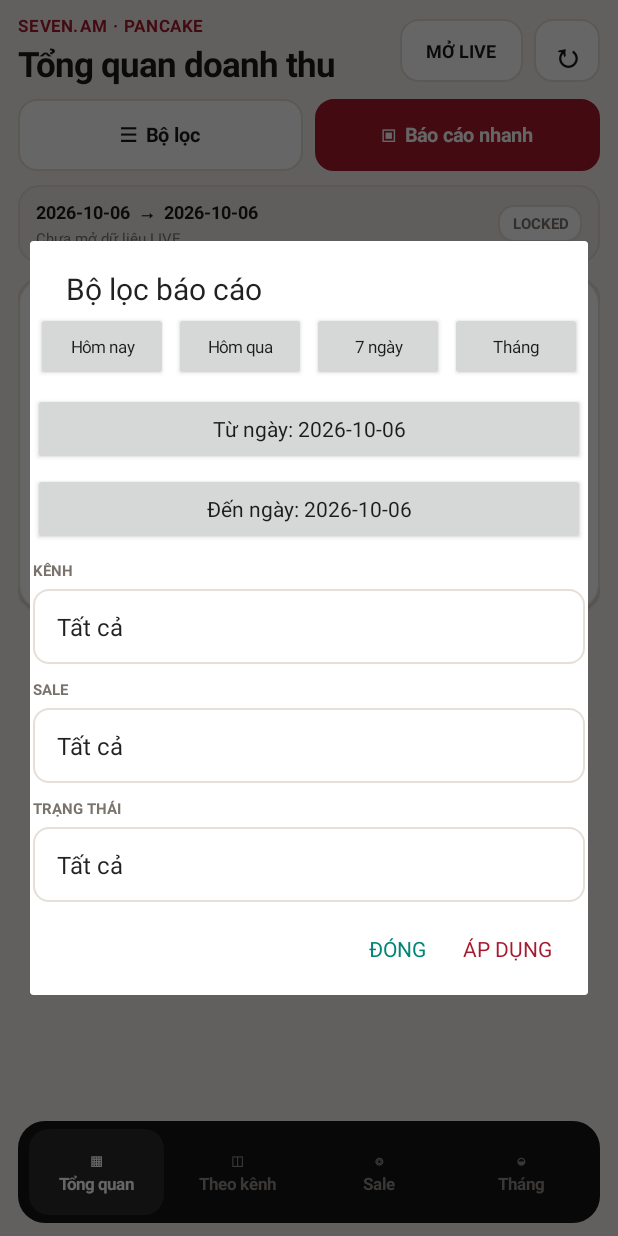
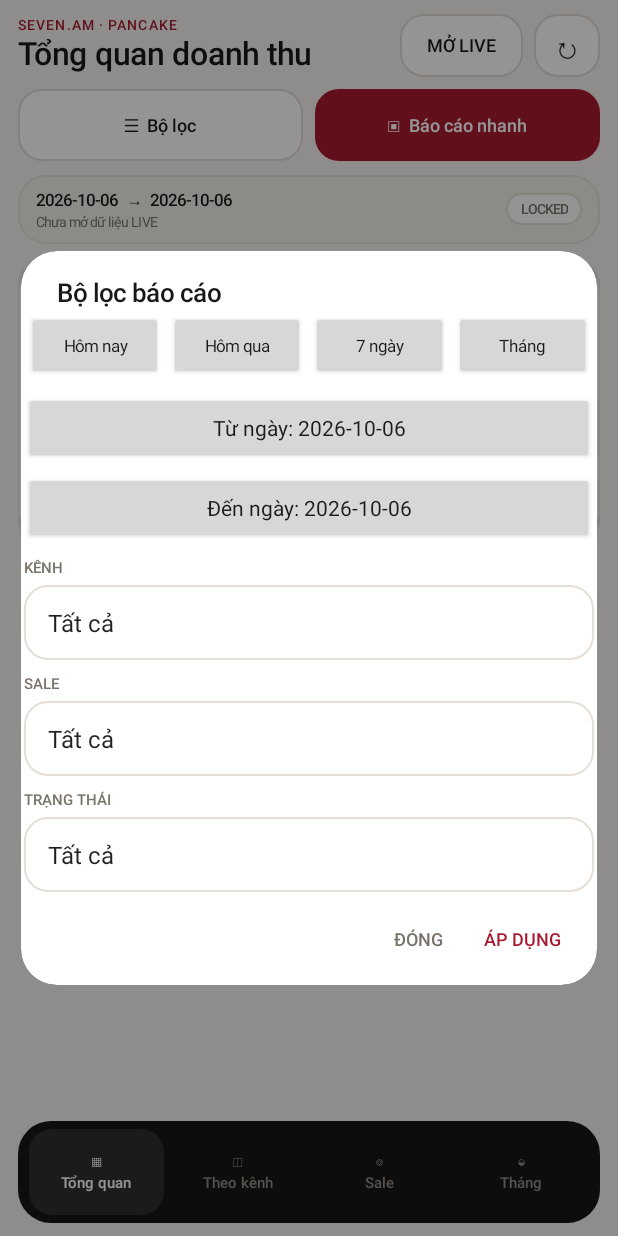
Before and after one commit to zxcvbnm22121/BaoCao, an Android app: the screen it shows after launch (MainActivity), after a tap on "☰ Bộ lọc", on a phone screen of 412 x 824 dp. Run offline under Robolectric (Android 15) with nearby library versions, the light colour scheme and no system bars; pictures from the network do not load.

Commit message:
Refine native Android typography cards and rounded dialogs

```diff
--- a/android-pancake/app/src/main/java/vn/sevenam/pancakedashboard/MainActivity.java
+++ b/android-pancake/app/src/main/java/vn/sevenam/pancakedashboard/MainActivity.java
@@ -10,6 +10,7 @@ import android.content.SharedPreferences;
 import android.graphics.Color;
 import android.graphics.Typeface;
 import android.graphics.drawable.GradientDrawable;
+import android.graphics.drawable.ColorDrawable;
 import android.os.Bundle;
 import android.os.Build;
 import android.graphics.Insets;
@@ -144,11 +145,11 @@ public class MainActivity extends Activity {
         headerText.setOrientation(LinearLayout.VERTICAL);
         header.addView(headerText, new LinearLayout.LayoutParams(0, LinearLayout.LayoutParams.WRAP_CONTENT, 1f));
 
-        TextView eyebrow = text("SEVEN.AM · PANCAKE", 11, RED, true);
+        TextView eyebrow = text("SEVEN.AM · PANCAKE", 9.5f, RED, true);
         eyebrow.setLetterSpacing(.08f);
         headerText.addView(eyebrow);
 
-        titleView = text("Tổng quan doanh thu", 23, INK, true);
+        titleView = text("Tổng quan doanh thu", 21, INK, true);
         titleView.setPadding(0, dp(2), 0, 0);
         headerText.addView(titleView);
 
@@ -162,7 +163,7 @@ public class MainActivity extends Activity {
         headerActions.addView(liveChip, actionLp(dp(82)));
 
         TextView refresh = actionText("↻", false);
-        refresh.setTextSize(22);
+        refresh.setTextSize(20);
         refresh.setOnClickListener(v -> {
             if (livePassword == null || livePassword.isEmpty()) {
                 showUnlockDialog();
@@ -210,7 +211,7 @@ public class MainActivity extends Activity {
         LinearLayout bottom = new LinearLayout(this);
         bottom.setOrientation(LinearLayout.HORIZONTAL);
         bottom.setGravity(Gravity.CENTER);
-        bottom.setBackground(rounded(Color.rgb(20, 20, 20), Color.TRANSPARENT, 0, 18));
+        bottom.setBackground(rounded(Color.rgb(24, 23, 22), Color.TRANSPARENT, 0, 22));
         bottom.setPadding(dp(5), dp(5), dp(5), dp(5));
         LinearLayout.LayoutParams bottomLp = new LinearLayout.LayoutParams(
                 LinearLayout.LayoutParams.MATCH_PARENT, dp(68)
@@ -229,8 +230,8 @@ public class MainActivity extends Activity {
         TextView item = new TextView(this);
         item.setText(icon + "\n" + label);
         item.setGravity(Gravity.CENTER);
-        item.setTextSize(11);
-        item.setTypeface(Typeface.DEFAULT, Typeface.BOLD);
+        item.setTextSize(10);
+        item.setTypeface(Typeface.create("sans-serif-medium", Typeface.NORMAL));
         item.setLineSpacing(dp(2), 1f);
         item.setTag(view);
         item.setOnClickListener(v -> {
@@ -249,7 +250,7 @@ public class MainActivity extends Activity {
             boolean active = currentView.equals(String.valueOf(item.getTag()));
             item.setTextColor(active ? Color.WHITE : Color.rgb(145, 139, 134));
             item.setBackground(active
-                    ? rounded(Color.rgb(43, 43, 43), Color.TRANSPARENT, 0, 13)
+                    ? rounded(Color.rgb(49, 47, 45), Color.TRANSPARENT, 0, 15)
                     : null);
         }
     }
@@ -287,26 +288,26 @@ public class MainActivity extends Activity {
         box.setOrientation(LinearLayout.HORIZONTAL);
         box.setGravity(Gravity.CENTER_VERTICAL);
         box.setPadding(dp(12), dp(9), dp(12), dp(9));
-        box.setBackground(rounded(Color.rgb(239, 235, 230), Color.rgb(226, 219, 211), 1, 13));
+        box.setBackground(rounded(Color.rgb(241, 238, 234), Color.rgb(229, 224, 218), 1, 18));
 
         LinearLayout left = new LinearLayout(this);
         left.setOrientation(LinearLayout.VERTICAL);
-        TextView period = text(fromDate + "  →  " + toDate, 12, INK, true);
+        TextView period = text(fromDate + "  →  " + toDate, 11, INK, true);
         left.addView(period);
 
         String summary = dashboard == null
                 ? "Chưa mở dữ liệu LIVE"
                 : num(filteredRows().size()) + " đơn · đã loại Huỷ/Xoá + Đơn đổi";
-        TextView sub = text(summary, 10, MUTED, false);
+        TextView sub = text(summary, 9, MUTED, false);
         sub.setPadding(0, dp(2), 0, 0);
         left.addView(sub);
 
         box.addView(left, new LinearLayout.LayoutParams(0, LinearLayout.LayoutParams.WRAP_CONTENT, 1f));
 
-        TextView badge = text(dashboard == null ? "LOCKED" : "LIVE", 10, dashboard == null ? MUTED : GREEN, true);
+        TextView badge = text(dashboard == null ? "LOCKED" : "LIVE", 9, dashboard == null ? MUTED : GREEN, true);
         badge.setGravity(Gravity.CENTER);
         badge.setPadding(dp(9), dp(5), dp(9), dp(5));
-        badge.setBackground(rounded(Color.WHITE, dashboard == null ? LINE : Color.rgb(199, 226, 211), 1, 10));
+        badge.setBackground(rounded(Color.WHITE, dashboard == null ? LINE : Color.rgb(199, 226, 211), 1, 13));
         box.addView(badge);
 
         LinearLayout.LayoutParams lp = fullLp();
@@ -323,12 +324,12 @@ public class MainActivity extends Activity {
         icon.setGravity(Gravity.CENTER);
         locked.addView(icon);
 
-        TextView h = text("Mở dữ liệu Pancake LIVE", 19, INK, true);
+        TextView h = text("Mở dữ liệu Pancake LIVE", 17, INK, true);
         h.setGravity(Gravity.CENTER);
         h.setPadding(0, dp(8), 0, 0);
         locked.addView(h);
 
-        TextView p = text("Nhập mật khẩu dashboard để app tải và giải mã dữ liệu trực tiếp.", 13, MUTED, false);
+        TextView p = text("Nhập mật khẩu dashboard để app tải và giải mã dữ liệu trực tiếp.", 11, MUTED, false);
         p.setGravity(Gravity.CENTER);
         p.setPadding(0, dp(6), 0, dp(14));
         locked.addView(p);
@@ -405,8 +406,8 @@ public class MainActivity extends Activity {
             top.setOrientation(LinearLayout.HORIZONTAL);
             top.setGravity(Gravity.CENTER_VERTICAL);
             top.setPadding(0, dp(6), 0, dp(3));
-            TextView l = text(labels[i], 12, INK, true);
-            TextView v = text(compact(value) + "  ·  " + rr.size() + " đơn", 11, MUTED, true);
+            TextView l = text(labels[i], 11, INK, true);
+            TextView v = text(compact(value) + "  ·  " + rr.size() + " đơn", 10, MUTED, true);
             v.setGravity(Gravity.END);
             top.addView(l, new LinearLayout.LayoutParams(0, LinearLayout.LayoutParams.WRAP_CONTENT, 1f));
             top.addView(v);
@@ -430,9 +431,9 @@ public class MainActivity extends Activity {
         for (int i = 0; i < limit; i++) {
             NamedStats n = groups.get(i);
             LinearLayout box = compactCard();
-            TextView name = text(n.name, 14, INK, true);
-            TextView val = text(compact(n.stats.createdRevenue), 18, RED, true);
-            TextView sub = text(num(n.stats.orders) + " đơn · TC " + compact(n.stats.successfulRevenue), 10, MUTED, false);
+            TextView name = text(n.name, 13, INK, true);
+            TextView val = text(compact(n.stats.createdRevenue), 16.5f, RED, true);
+            TextView sub = text(num(n.stats.orders) + " đơn · TC " + compact(n.stats.successfulRevenue), 9, MUTED, false);
             sub.setPadding(0, dp(4), 0, 0);
             box.addView(name);
             box.addView(val);
@@ -460,8 +461,8 @@ public class MainActivity extends Activity {
 
         LinearLayout box = card();
         box.setPadding(dp(14), dp(12), dp(14), dp(13));
-        box.addView(text("Doanh số tháng", 11, MUTED, true));
-        TextView value = text(compact(s.createdRevenue), 25, INK, true);
+        box.addView(text("Doanh số tháng", 9, MUTED, true));
+        TextView value = text(compact(s.createdRevenue), 22, INK, true);
         value.setPadding(0, dp(4), 0, dp(10));
         box.addView(value);
 
@@ -487,7 +488,7 @@ public class MainActivity extends Activity {
         LinearLayout top = new LinearLayout(this);
         top.setOrientation(LinearLayout.HORIZONTAL);
         TextView l = text(label, 12, INK, false);
-        TextView v = text(value, 12, INK, true);
+        TextView v = text(value, 11, INK, true);
         v.setGravity(Gravity.END);
         top.addView(l, new LinearLayout.LayoutParams(0, LinearLayout.LayoutParams.WRAP_CONTENT, 1f));
         top.addView(v);
@@ -522,8 +523,8 @@ public class MainActivity extends Activity {
             LinearLayout head = new LinearLayout(this);
             head.setOrientation(LinearLayout.HORIZONTAL);
             head.setGravity(Gravity.CENTER_VERTICAL);
-            TextView name = text(n.name, 17, INK, true);
-            TextView revenue = text(compact(n.stats.createdRevenue), 19, RED, true);
+            TextView name = text(n.name, 15.5f, INK, true);
+            TextView revenue = text(compact(n.stats.createdRevenue), 17, RED, true);
             revenue.setGravity(Gravity.END);
             head.addView(name, new LinearLayout.LayoutParams(0, LinearLayout.LayoutParams.WRAP_CONTENT, 1f));
             head.addView(revenue);
@@ -606,8 +607,8 @@ public class MainActivity extends Activity {
 
             LinearLayout head = new LinearLayout(this);
             head.setOrientation(LinearLayout.HORIZONTAL);
-            TextView name = text("#" + rank + "  " + n.name, 17, INK, true);
-            TextView rev = text(compact(n.stats.createdRevenue), 19, RED, true);
+            TextView name = text("#" + rank + "  " + n.name, 15.5f, INK, true);
+            TextView rev = text(compact(n.stats.createdRevenue), 17, RED, true);
             rev.setGravity(Gravity.END);
             head.addView(name, new LinearLayout.LayoutParams(0, LinearLayout.LayoutParams.WRAP_CONTENT, 1f));
             head.addView(rev);
@@ -684,8 +685,8 @@ public class MainActivity extends Activity {
             LinearLayout box = compactCard();
             LinearLayout head = new LinearLayout(this);
             head.setOrientation(LinearLayout.HORIZONTAL);
-            TextView date = text(String.format(Locale.US, "%02d", d) + "/" + month.substring(5), 14, INK, true);
-            TextView revenue = text(compact(s.createdRevenue), 17, RED, true);
+            TextView date = text(String.format(Locale.US, "%02d", d) + "/" + month.substring(5), 13, INK, true);
+            TextView revenue = text(compact(s.createdRevenue), 15.5f, RED, true);
             revenue.setGravity(Gravity.END);
             head.addView(date, new LinearLayout.LayoutParams(0, LinearLayout.LayoutParams.WRAP_CONTENT, 1f));
             head.addView(revenue);
@@ -752,6 +753,7 @@ public class MainActivity extends Activity {
         });
         dialog.getWindow();
         dialog.show();
+        styleDialog(dialog);
         if (dialog.getWindow() != null) {
             dialog.getWindow().setSoftInputMode(
                     WindowManager.LayoutParams.SOFT_INPUT_ADJUST_RESIZE |
@@ -888,6 +890,7 @@ public class MainActivity extends Activity {
                 })
                 .create();
         dialog.show();
+        styleDialog(dialog);
         dialog.getButton(AlertDialog.BUTTON_POSITIVE).setTextColor(RED);
     }
 
@@ -992,6 +995,7 @@ public class MainActivity extends Activity {
         });
 
         dialog.show();
+        styleDialog(dialog);
     }
 
     private void showTargetDialog() {
@@ -1148,7 +1152,7 @@ public class MainActivity extends Activity {
         adapter.setDropDownViewResource(android.R.layout.simple_spinner_dropdown_item);
         spinner.setAdapter(adapter);
         spinner.setPadding(dp(8), 0, dp(8), 0);
-        spinner.setBackground(rounded(Color.WHITE, LINE, 1, 10));
+        spinner.setBackground(rounded(Color.WHITE, LINE, 1, 15));
         return spinner;
     }
 
@@ -1176,11 +1180,11 @@ public class MainActivity extends Activity {
 
     private EditText numberInput() {
         EditText e = new EditText(this);
-        e.setTextSize(16);
+        e.setTextSize(14);
         e.setSingleLine(true);
         e.setInputType(InputType.TYPE_CLASS_NUMBER);
         e.setPadding(dp(10), dp(8), dp(10), dp(8));
-        e.setBackground(rounded(Color.WHITE, LINE, 1, 10));
+        e.setBackground(rounded(Color.WHITE, LINE, 1, 15));
         return e;
     }
 
@@ -1189,7 +1193,7 @@ public class MainActivity extends Activity {
         row.setOrientation(LinearLayout.HORIZONTAL);
         row.setGravity(Gravity.CENTER_VERTICAL);
         row.setPadding(0, dp(5), 0, dp(5));
-        TextView l = text(label, 13, INK, true);
+        TextView l = text(label, 11.5f, INK, true);
         row.addView(l, new LinearLayout.LayoutParams(0, LinearLayout.LayoutParams.WRAP_CONTENT, 1f));
         LinearLayout.LayoutParams vp = new LinearLayout.LayoutParams(dp(150), dp(48));
         row.addView(value, vp);
@@ -1197,7 +1201,7 @@ public class MainActivity extends Activity {
     }
 
     private TextView quickValue(String value) {
-        TextView t = text(value, 17, INK, true);
+        TextView t = text(value, 15, INK, true);
         t.setGravity(Gravity.CENTER_VERTICAL | Gravity.END);
         return t;
     }
@@ -1220,8 +1224,8 @@ public class MainActivity extends Activity {
 
         LinearLayout left = new LinearLayout(this);
         left.setOrientation(LinearLayout.VERTICAL);
-        TextView la = text(labelA, 10, MUTED, false);
-        TextView va = text(valueA, 13, INK, true);
+        TextView la = text(labelA, 9, MUTED, false);
+        TextView va = text(valueA, 12, INK, true);
         va.setPadding(0, dp(2), 0, 0);
         left.addView(la);
         left.addView(va);
@@ -1229,9 +1233,9 @@ public class MainActivity extends Activity {
         LinearLayout right = new LinearLayout(this);
         right.setOrientation(LinearLayout.VERTICAL);
         right.setGravity(Gravity.END);
-        TextView lb = text(labelB, 10, MUTED, false);
+        TextView lb = text(labelB, 9, MUTED, false);
         lb.setGravity(Gravity.END);
-        TextView vb = text(valueB, 13, INK, true);
+        TextView vb = text(valueB, 12, INK, true);
         vb.setGravity(Gravity.END);
         vb.setPadding(0, dp(2), 0, 0);
         right.addView(lb);
@@ -1247,7 +1251,7 @@ public class MainActivity extends Activity {
         row.setOrientation(LinearLayout.HORIZONTAL);
         row.setGravity(Gravity.CENTER_VERTICAL);
         row.setPadding(0, dp(6), 0, 0);
-        TextView l = text(label, 11, MUTED, false);
+        TextView l = text(label, 10, MUTED, false);
         TextView v = text(value, 12, INK, true);
         v.setGravity(Gravity.END);
         row.addView(l, new LinearLayout.LayoutParams(0, LinearLayout.LayoutParams.WRAP_CONTENT, 1f));
@@ -1259,33 +1263,38 @@ public class MainActivity extends Activity {
         LinearLayout wrap = new LinearLayout(this);
         wrap.setOrientation(LinearLayout.VERTICAL);
         wrap.setPadding(dp(2), dp(14), dp(2), dp(7));
-        TextView e = text(title, 11, RED, true);
+        TextView e = text(title, 9.5f, RED, true);
         e.setLetterSpacing(.06f);
         wrap.addView(e);
-        wrap.addView(text(subtitle, 13, INK, true));
+        wrap.addView(text(subtitle, 12, INK, true));
         content.addView(wrap);
     }
 
     private void addPrimaryKpi(String label, String value, String sub) {
         LinearLayout c = card();
-        c.setPadding(0, 0, 0, 0);
-
-        View accent = new View(this);
-        accent.setBackgroundColor(RED);
-        c.addView(accent, new LinearLayout.LayoutParams(
-                LinearLayout.LayoutParams.MATCH_PARENT, dp(4)
-        ));
-
-        LinearLayout inner = new LinearLayout(this);
-        inner.setOrientation(LinearLayout.VERTICAL);
-        inner.setPadding(dp(16), dp(13), dp(16), dp(14));
-        inner.addView(text(label, 10, RED, true));
-
-        TextView v = text(value, 31, INK, true);
-        v.setPadding(0, dp(5), 0, dp(4));
-        inner.addView(v);
-        inner.addView(text(sub, 11, MUTED, false));
-        c.addView(inner);
+        c.setPadding(dp(15), dp(13), dp(15), dp(13));
+
+        LinearLayout labelRow = new LinearLayout(this);
+        labelRow.setOrientation(LinearLayout.HORIZONTAL);
+        labelRow.setGravity(Gravity.CENTER_VERTICAL);
+
+        View dot = new View(this);
+        dot.setBackground(rounded(RED, RED, 0, 4));
+        labelRow.addView(dot, new LinearLayout.LayoutParams(dp(7), dp(7)));
+
+        TextView l = text(label, 9, RED, true);
+        LinearLayout.LayoutParams llp = new LinearLayout.LayoutParams(
+                LinearLayout.LayoutParams.WRAP_CONTENT,
+                LinearLayout.LayoutParams.WRAP_CONTENT
+        );
+        llp.leftMargin = dp(7);
+        labelRow.addView(l, llp);
+        c.addView(labelRow);
+
+        TextView v = text(value, 28, INK, true);
+        v.setPadding(0, dp(6), 0, dp(3));
+        c.addView(v);
+        c.addView(text(sub, 10, MUTED, false));
 
         LinearLayout.LayoutParams lp = fullLp();
         lp.bottomMargin = dp(9);
@@ -1294,14 +1303,14 @@ public class MainActivity extends Activity {
 
     private LinearLayout kpi(String label, String value, String sub) {
         LinearLayout c = card();
-        c.setMinimumHeight(dp(88));
-        c.setPadding(dp(12), dp(11), dp(12), dp(10));
-        c.addView(text(label, 9, MUTED, true));
-        TextView v = text(value, 20, INK, true);
+        c.setMinimumHeight(dp(82));
+        c.setPadding(dp(11), dp(10), dp(11), dp(9));
+        c.addView(text(label, 8.5f, MUTED, true));
+        TextView v = text(value, 18, INK, true);
         v.setPadding(0, dp(5), 0, dp(2));
         c.addView(v);
         if (sub != null && !sub.isEmpty()) {
-            TextView s = text(sub, 9, MUTED, false);
+            TextView s = text(sub, 8.5f, MUTED, false);
             s.setMaxLines(2);
             c.addView(s);
         }
@@ -1326,14 +1335,14 @@ public class MainActivity extends Activity {
     private LinearLayout card() {
         LinearLayout c = new LinearLayout(this);
         c.setOrientation(LinearLayout.VERTICAL);
-        c.setBackground(rounded(CARD, Color.rgb(232, 226, 219), 1, 17));
+        c.setBackground(rounded(CARD, Color.rgb(235, 230, 224), 1, 21));
         c.setElevation(dp(1));
         return c;
     }
 
     private LinearLayout compactCard() {
         LinearLayout c = card();
-        c.setPadding(dp(13), dp(10), dp(13), dp(10));
+        c.setPadding(dp(12), dp(10), dp(12), dp(10));
         return c;
     }
 
@@ -1351,14 +1360,18 @@ public class MainActivity extends Activity {
         t.setText(value);
         t.setTextSize(sp);
         t.setTextColor(color);
-        if (bold) t.setTypeface(Typeface.DEFAULT, Typeface.BOLD);
+        t.setIncludeFontPadding(false);
+        t.setTypeface(Typeface.create(
+                bold ? "sans-serif-medium" : "sans-serif",
+                Typeface.NORMAL
+        ));
         return t;
     }
 
     private TextView actionText(String value, boolean primary) {
         TextView t = text(value, 12, primary ? Color.WHITE : INK, true);
         t.setGravity(Gravity.CENTER);
-        t.setBackground(rounded(primary ? RED : Color.WHITE, primary ? RED : LINE, 1, 12));
+        t.setBackground(rounded(primary ? RED : Color.WHITE, primary ? RED : Color.rgb(225, 219, 213), 1, 15));
         t.setPadding(dp(8), dp(8), dp(8), dp(8));
         t.setClickable(true);
         t.setFocusable(true);
@@ -1367,8 +1380,50 @@ public class MainActivity extends Activity {
 
     private TextView bigAction(String value, boolean primary) {
         TextView t = actionText(value, primary);
-        t.setTextSize(13);
+        t.setTextSize(12);
         return t;
+    }
+
+    private void styleDialog(AlertDialog dialog) {
+        if (dialog == null || dialog.getWindow() == null) return;
+
+        dialog.getWindow().setBackgroundDrawable(
+                rounded(Color.WHITE, Color.TRANSPARENT, 0, 24)
+        );
+        dialog.getWindow().setDimAmount(.42f);
+        dialog.getWindow().addFlags(WindowManager.LayoutParams.FLAG_DIM_BEHIND);
+
+        int width = getResources().getDisplayMetrics().widthPixels - dp(28);
+        dialog.getWindow().setLayout(width, WindowManager.LayoutParams.WRAP_CONTENT);
+
+        int titleId = getResources().getIdentifier("alertTitle", "id", "android");
+        TextView title = dialog.findViewById(titleId);
+        if (title != null) {
+            title.setTextSize(17);
+            title.setTextColor(INK);
+            title.setTypeface(Typeface.create("sans-serif-medium", Typeface.NORMAL));
+            title.setIncludeFontPadding(false);
+        }
+
+        TextView message = dialog.findViewById(android.R.id.message);
+        if (message != null) {
+            message.setTextSize(11);
+            message.setTextColor(MUTED);
+            message.setTypeface(Typeface.create("sans-serif", Typeface.NORMAL));
+        }
+
+        Button positive = dialog.getButton(AlertDialog.BUTTON_POSITIVE);
+        Button negative = dialog.getButton(AlertDialog.BUTTON_NEGATIVE);
+        if (positive != null) {
+            positive.setTextSize(12);
+            positive.setTextColor(RED);
+            positive.setTypeface(Typeface.create("sans-serif-medium", Typeface.NORMAL));
+        }
+        if (negative != null) {
+            negative.setTextSize(12);
+            negative.setTextColor(MUTED);
+            negative.setTypeface(Typeface.create("sans-serif-medium", Typeface.NORMAL));
+        }
     }
 
     private GradientDrawable rounded(int fill, int stroke, int strokeWidthDp, int radiusDp) {
```
